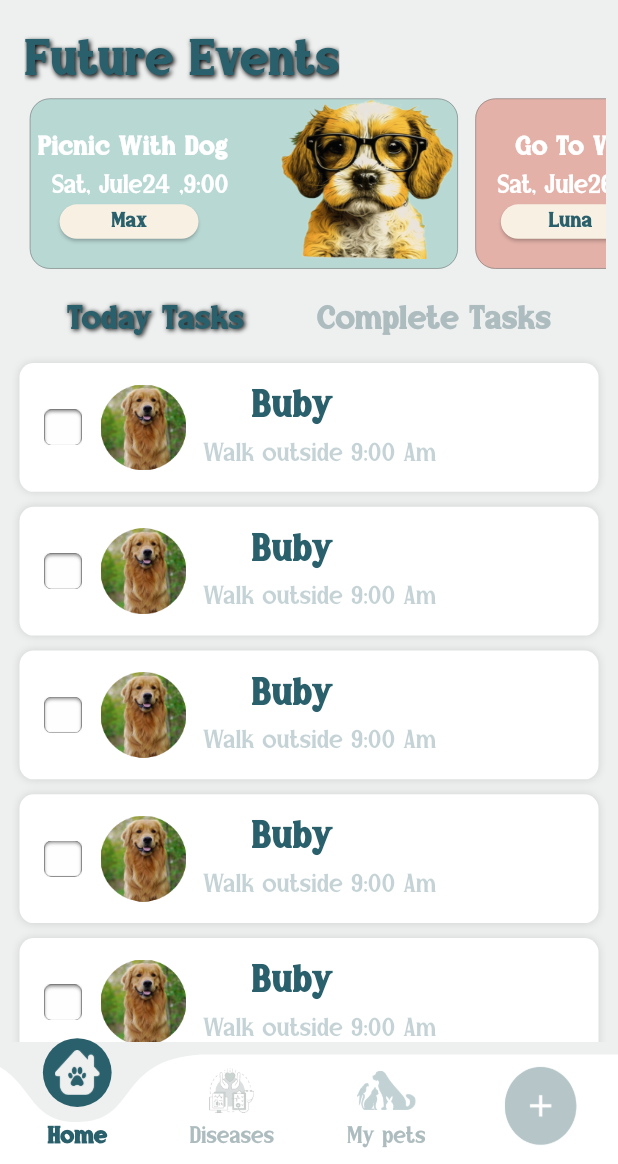
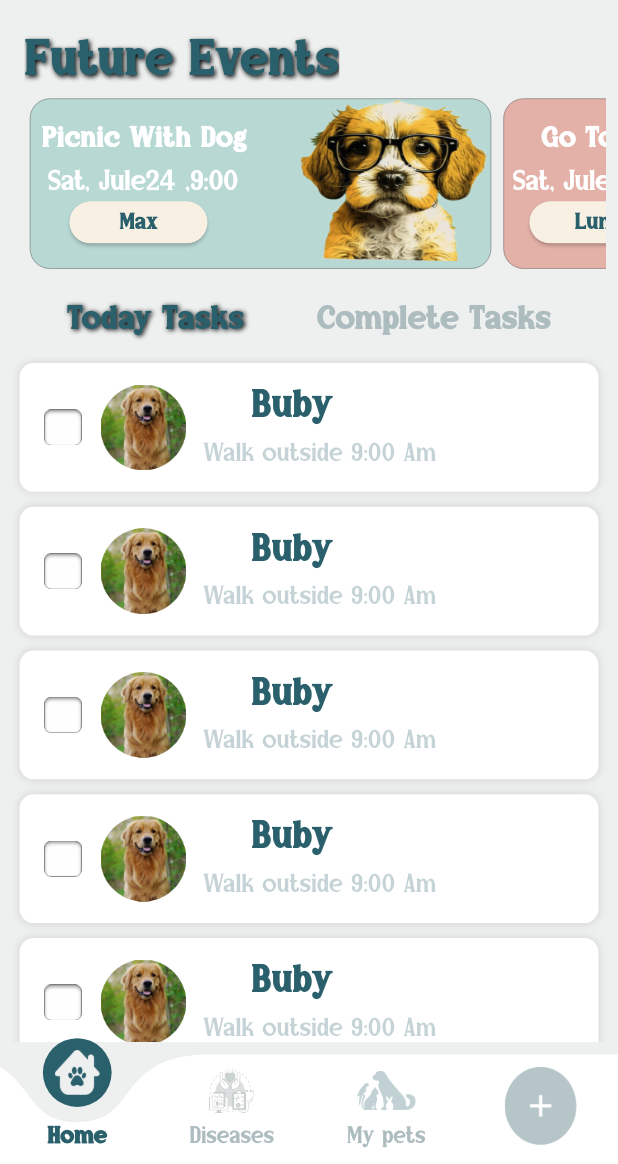
Before and after one commit to soo20/1-pet-App, a Flutter app: the screen it shows after launch, on a phone screen of 412 x 824 dp, the part 72-1236 px from its top. Run offline on Flutter 3.47's test engine with Material 3 defaults, Android fonts, the phone set to English and light mode, and no system bars; drawn by our look-alikes of curved_labeled_navigation_bar; our stand-ins replace camera, dots_indicator, flutter_screenutil, flutter_svg, font_awesome_flutter, get and 1 more; project files that could hold a hidden picture were left out.

Commit message:
finish scrolled error in home page

```diff
--- a/lib/pages/homepage/scrolled_events.dart
+++ b/lib/pages/homepage/scrolled_events.dart
@@ -8,11 +8,13 @@ class ScrolledEvents extends StatefulWidget {
 }
 
 late double eventHeight;
+late Size size;
 
 class _ScrolledEvents extends State<ScrolledEvents> {
   @override
   Widget build(BuildContext context) {
     eventHeight = MediaQuery.of(context).size.height * 0.20 - 40;
+    size = MediaQuery.of(context).size;
     return SingleChildScrollView(
       physics: const BouncingScrollPhysics(),
       scrollDirection: Axis.horizontal,
@@ -90,7 +92,7 @@ class Pets {
 Widget buildEventCard(Pets petInformation) {
   return Container(
     height: eventHeight,
-    margin: const EdgeInsets.only(right: 4),
+    margin: EdgeInsets.only(right: size.width * 0.001),
     child: Card(
       color: petInformation.petType == 'cat'
           ? const Color(0xffE3B1A8)
@@ -112,31 +114,34 @@ Widget buildEventCard(Pets petInformation) {
                 mainAxisSize: MainAxisSize.min,
                 children: <Widget>[
                   Padding(
-                    padding: const EdgeInsets.only(
-                      left: 5.0,
-                      top: 6.0,
-                      bottom: 0.0,
-                      right: 0.0,
+                    padding: EdgeInsets.only(
+                      left: size.width * 0.02,
+                      top: size.height * 0.002,
+                      bottom: size.height * 0.0,
+                      right: size.width * 0.0,
                     ),
                     child: Text(
                       petInformation.eventTitle,
                       textAlign: TextAlign.start,
                       style: TextStyle(
                         fontFamily: 'Cosffira',
-                        fontSize: 50.sp,
+                        fontSize: size.width * 0.05,
                         fontWeight: FontWeight.bold,
                         color: const Color(0xffffffff),
                       ),
                     ),
                   ),
                   Padding(
-                    padding: const EdgeInsets.only(left: 15.0, top: 0.0),
+                    padding: EdgeInsets.only(
+                      left: size.width * 0.015,
+                      top: size.height * 0.0,
+                    ),
                     child: Text(
                       textAlign: TextAlign.justify,
                       petInformation.eventDate,
                       style: TextStyle(
                         fontFamily: 'Cosffira',
-                        fontSize: 48.sp,
+                        fontSize: size.width * 0.048,
                         fontWeight: FontWeight.w100,
                         color: const Color(0xffffffff),
                       ),
@@ -146,16 +151,16 @@ Widget buildEventCard(Pets petInformation) {
                     width: 90.w,
                   ),
                   SizedBox(
-                    height: 55.h,
-                    width: 250.w,
+                    height: size.height * 0.035,
+                    width: size.width * 0.230,
                     child: ElevatedButton(
                       style: ButtonStyle(
-                        minimumSize:
-                            MaterialStatePropertyAll(Size(157.w, 55.h)),
+                        minimumSize: MaterialStatePropertyAll(
+                            Size(size.width * 0.157, size.height * 0.55)),
                         textStyle: MaterialStatePropertyAll(
                           TextStyle(
                             fontFamily: 'Cosffira',
-                            fontSize: 39.sp,
+                            fontSize: size.width * 0.039,
                             fontWeight: FontWeight.bold,
                           ),
                         ),
@@ -175,13 +180,16 @@ Widget buildEventCard(Pets petInformation) {
                 width: 90.w,
               ),
               Padding(
-                padding: const EdgeInsets.only(bottom: 0.0, right: 0.0),
+                padding: EdgeInsets.only(
+                  bottom: size.height * 0.0,
+                  right: size.width * 0.0,
+                ),
                 child: Image(
                   image: AssetImage(
                     petInformation.imageUrl,
                   ),
-                  width: 323.w,
-                  height: 256.h,
+                  width: size.width * 0.323,
+                  height: size.height * 0.135,
                   fit: BoxFit.fill,
                 ),
               )
--- a/lib/providers/checked_provider.dart
+++ /dev/null
@@ -1,20 +0,0 @@
-import 'package:flutter_riverpod/flutter_riverpod.dart';
-import 'package:petapplication/pages/homepage/scrolled_reminder.dart';
-
-class CheckedReminderProvider extends StateNotifier<List<Reminders>> {
-  //To assign an initial value of no selection to a checked list.
-  CheckedReminderProvider() : super([]);
-  void toggleReminderCheckedStatus(Reminders reminder) {
-    final reminderIsChecked = state.contains(reminder);
-    if (reminderIsChecked) {
-      state = state.where((r) => r.reminderId != reminder.reminderId).toList();
-    } else {
-      state = [...state, reminder];
-    }
-    state = [];
-  }
-}
-
-final remindersDataList = StateNotifierProvider((ref) {
-  return CheckedReminderProvider();
-});
--- a/lib/providers/reminders_data_provider.dart
+++ /dev/null
@@ -1,6 +0,0 @@
-import 'package:petapplication/pages/homepage/scrolled_reminder.dart';
-import 'package:flutter_riverpod/flutter_riverpod.dart';
-
-final remindersProvider = Provider((ref) {
-  return Reminders.reminderInformationList;
-});
```
Also changed, not shown: lib/providers/nav_index_provider.dart (added).
